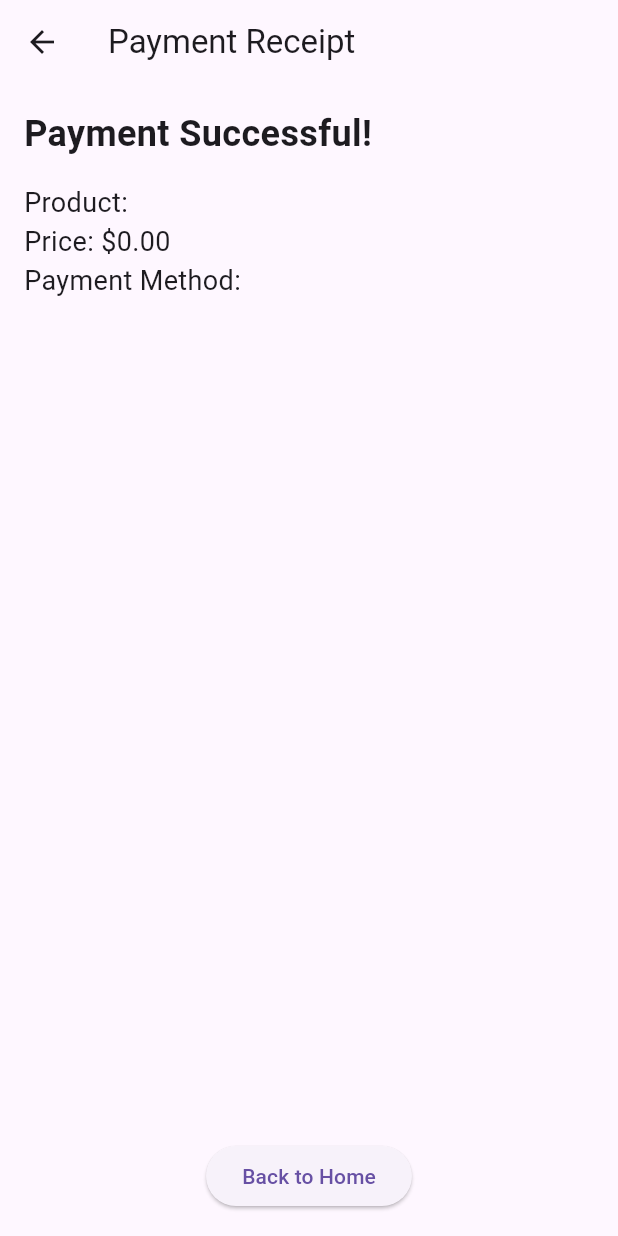
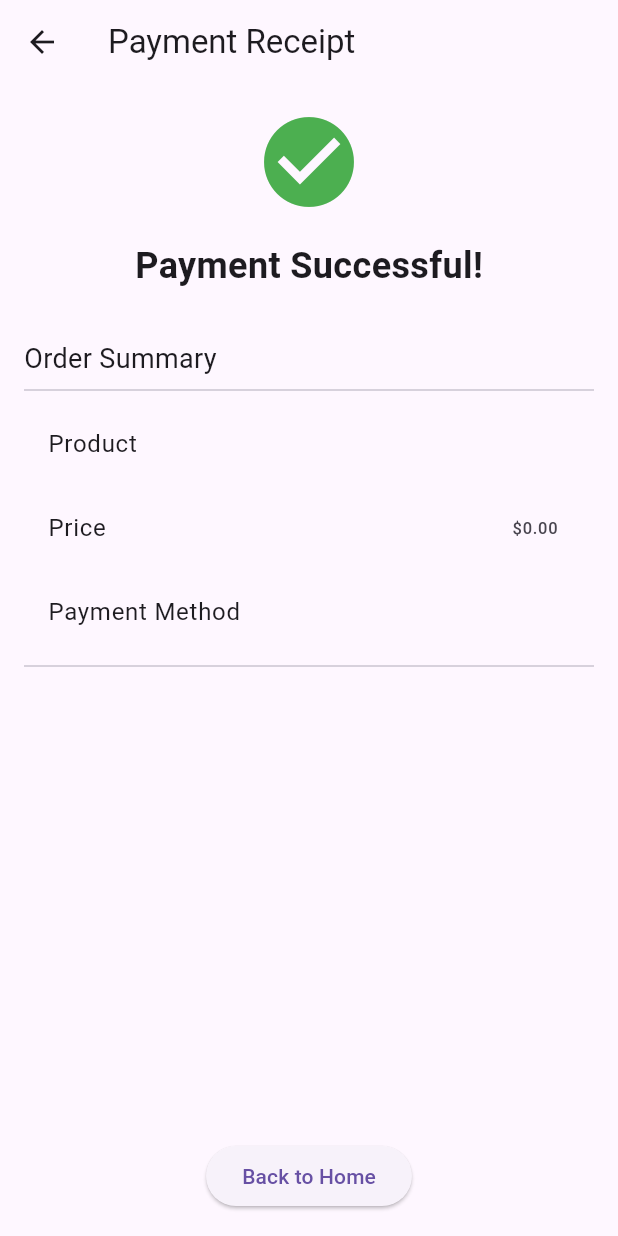
Before and after one commit to Dmitry-lasasimma/shopping_app_opn, a Flutter app: the ReceiptPage screen opened directly with empty values, on a phone screen of 412 x 824 dp. Run offline on Flutter 3.47's test engine with Material 3 defaults, Android fonts, the light colour scheme and no system bars; network calls fail.

Commit message:
update product image

```diff
--- a/lib/main.dart
+++ b/lib/main.dart
@@ -17,9 +17,24 @@ class ShoppingApp extends StatelessWidget {
 
 class ProductListPage extends StatelessWidget {
   final List<Map<String, dynamic>> products = [
-    {'name': 'Product 1', 'price': 100.0},
-    {'name': 'Product 2', 'price': 200.0},
-    {'name': 'Product 3', 'price': 300.0},
+    {
+      'name': 'Product 1',
+      'price': 100.0,
+      'image':
+          'https://images.pexels.com/photos/90946/pexels-photo-90946.jpeg?cs=srgb&dl=pexels-madebymath-90946.jpg&fm=jpg'
+    },
+    {
+      'name': 'Product 2',
+      'price': 200.0,
+      'image':
+          'https://images.unsplash.com/photo-1523275335684-37898b6baf30?fm=jpg&q=60&w=3000&ixlib=rb-4.0.3&ixid=M3wxMjA3fDB8MHxzZWFyY2h8Mnx8cHJvZHVjdHxlbnwwfHwwfHx8MA%3D%3D'
+    },
+    {
+      'name': 'Product 3',
+      'price': 300.0,
+      'image':
+          'https://img.freepik.com/fotos-premium/renderizacao-3d-de-oculos-vr-isolados-no-branco_461160-6753.jpg'
+    },
   ];
 
   @override
@@ -30,7 +45,21 @@ class ProductListPage extends StatelessWidget {
         itemCount: products.length,
         itemBuilder: (context, index) {
           final product = products[index];
-          return ListTile(
+          return Card(
+            margin: EdgeInsets.all(8.0),
+            child: Row(
+              children: [
+                Padding(
+                  padding: const EdgeInsets.all(8.0),
+                  child: Image.network(
+                    product['image'],
+                    width: 80,
+                    height: 80,
+                    fit: BoxFit.cover,
+                  ),
+                ),
+                Expanded(
+                  child: ListTile(
                     title: Text(product['name']),
                     subtitle: Text('Price: \$${product['price']}'),
                     trailing: ElevatedButton(
@@ -46,6 +75,10 @@ class ProductListPage extends StatelessWidget {
                         );
                       },
                       child: Text('Buy'),
+                    ),
+                  ),
+                ),
+              ],
             ),
           );
         },
@@ -107,8 +140,7 @@ class _PaymentPageState extends State<PaymentPage> {
             ),
           ),
           Spacer(),
-          Padding(
-            padding: const EdgeInsets.all(16.0),
+          Center(
             child: ElevatedButton(
               onPressed: selectedPaymentMethod == null
                   ? null
@@ -127,6 +159,7 @@ class _PaymentPageState extends State<PaymentPage> {
               child: Text('Proceed to Pay'),
             ),
           ),
+          SizedBox(height: 30)
         ],
       ),
     );
@@ -152,16 +185,34 @@ class ReceiptPage extends StatelessWidget {
         child: Column(
           crossAxisAlignment: CrossAxisAlignment.start,
           children: [
+            Center(
+              child: Column(
+                children: [
+                  Icon(Icons.check_circle, color: Colors.green, size: 72),
+                  SizedBox(height: 16),
                   Text(
                     'Payment Successful!',
                     style: TextStyle(fontSize: 24, fontWeight: FontWeight.bold),
                   ),
-            SizedBox(height: 16),
-            Text('Product: $productName', style: TextStyle(fontSize: 18)),
-            Text('Price: \$${productPrice.toStringAsFixed(2)}',
-                style: TextStyle(fontSize: 18)),
-            Text('Payment Method: $paymentMethod',
-                style: TextStyle(fontSize: 18)),
+                ],
+              ),
+            ),
+            SizedBox(height: 32),
+            Text('Order Summary', style: TextStyle(fontSize: 18)),
+            Divider(),
+            ListTile(
+              title: Text('Product'),
+              trailing: Text(productName),
+            ),
+            ListTile(
+              title: Text('Price'),
+              trailing: Text('\$${productPrice.toStringAsFixed(2)}'),
+            ),
+            ListTile(
+              title: Text('Payment Method'),
+              trailing: Text(paymentMethod),
+            ),
+            Divider(),
             Spacer(),
             Center(
               child: ElevatedButton(
```
Also changed, not shown: 1 other file. Lines whose indentation alone changed are shown as unchanged.
